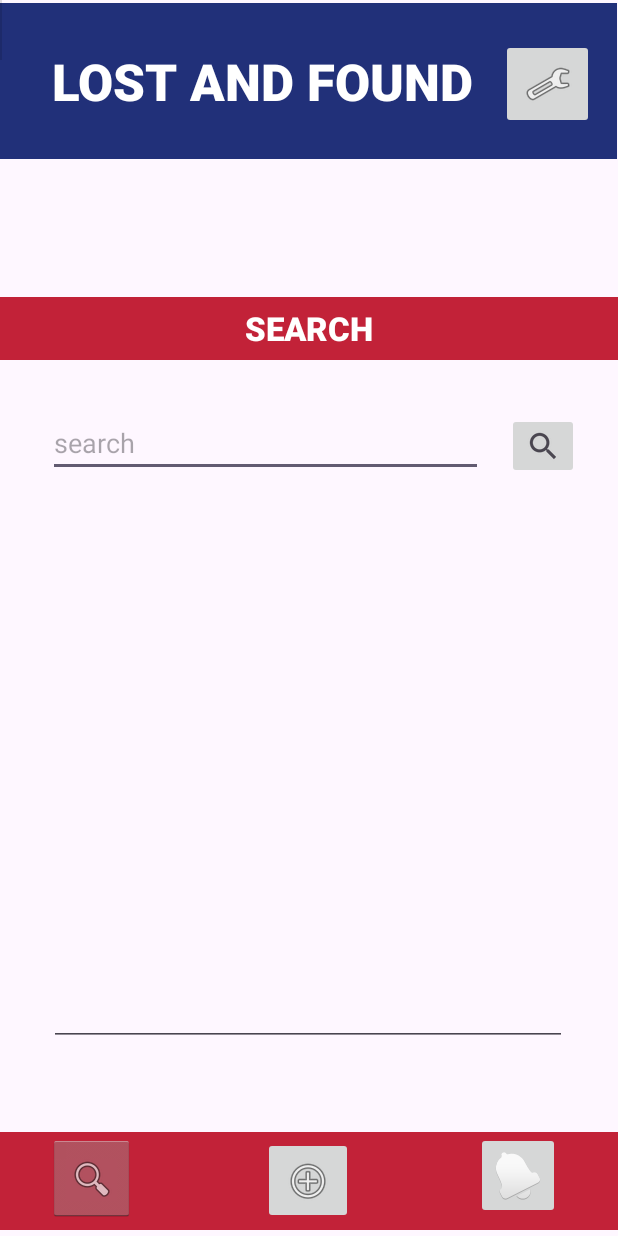
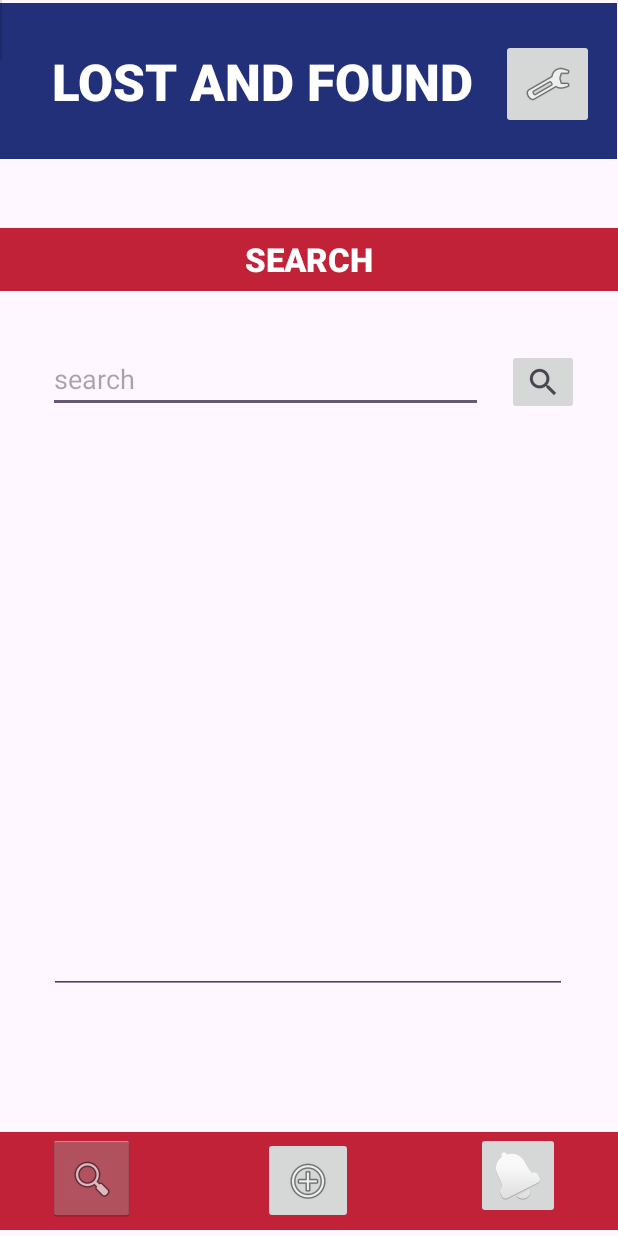
Before and after one commit to Chuck67Mango/Yr11ITProjectLostAndFound, an Android app: the search screen opened directly, with no data from a screen before it, on a phone screen of 412 x 824 dp. Run offline under Robolectric (Android 15) with nearby library versions, the phone set to English and light mode, and no system bars.

Commit message:
changes made

```diff
--- a/app/src/main/res/layout/activity_main.xml
+++ b/app/src/main/res/layout/activity_main.xml
@@ -8,7 +8,7 @@
 
     <TextView
         android:id="@+id/textView12"
-        android:layout_width="412dp"
+        android:layout_width="0dp"
         android:layout_height="65dp"
         android:layout_marginBottom="4dp"
         android:background="#C22238"
--- a/app/src/main/res/layout/activity_new_log.xml
+++ b/app/src/main/res/layout/activity_new_log.xml
@@ -48,7 +48,7 @@
 
     <TextView
         android:id="@+id/textView"
-        android:layout_width="412dp"
+        android:layout_width="0dp"
         android:layout_height="65dp"
         android:layout_marginBottom="4dp"
         android:background="#C22238"
@@ -60,7 +60,7 @@
         android:textColor="#FFFFFF"
         app:layout_constraintBottom_toBottomOf="parent"
         app:layout_constraintEnd_toEndOf="parent"
-        app:layout_constraintHorizontal_bias="1.0"
+        app:layout_constraintHorizontal_bias="0.0"
         app:layout_constraintStart_toStartOf="parent"
         app:layout_constraintTop_toBottomOf="@+id/textView4"
         app:layout_constraintVertical_bias="0.0" />
--- a/app/src/main/res/layout/activity_notification.xml
+++ b/app/src/main/res/layout/activity_notification.xml
@@ -8,7 +8,7 @@
 
     <TextView
         android:id="@+id/textView10"
-        android:layout_width="412dp"
+        android:layout_width="0dp"
         android:layout_height="65dp"
         android:layout_marginBottom="4dp"
         android:background="#C22238"
--- a/app/src/main/res/layout/activity_search.xml
+++ b/app/src/main/res/layout/activity_search.xml
@@ -43,7 +43,7 @@
 
     <TextView
         android:id="@+id/textView3"
-        android:layout_width="412dp"
+        android:layout_width="0dp"
         android:layout_height="65dp"
         android:layout_marginBottom="4dp"
         android:background="#C22238"
@@ -117,7 +117,8 @@
         app:layout_constraintBottom_toBottomOf="parent"
         app:layout_constraintEnd_toEndOf="parent"
         app:layout_constraintHorizontal_bias="0.0"
-        app:layout_constraintStart_toStartOf="parent" />
+        app:layout_constraintStart_toStartOf="parent"
+        app:layout_constraintTop_toBottomOf="@+id/textView8" />
 
     <View
         android:id="@+id/divider5"
```
